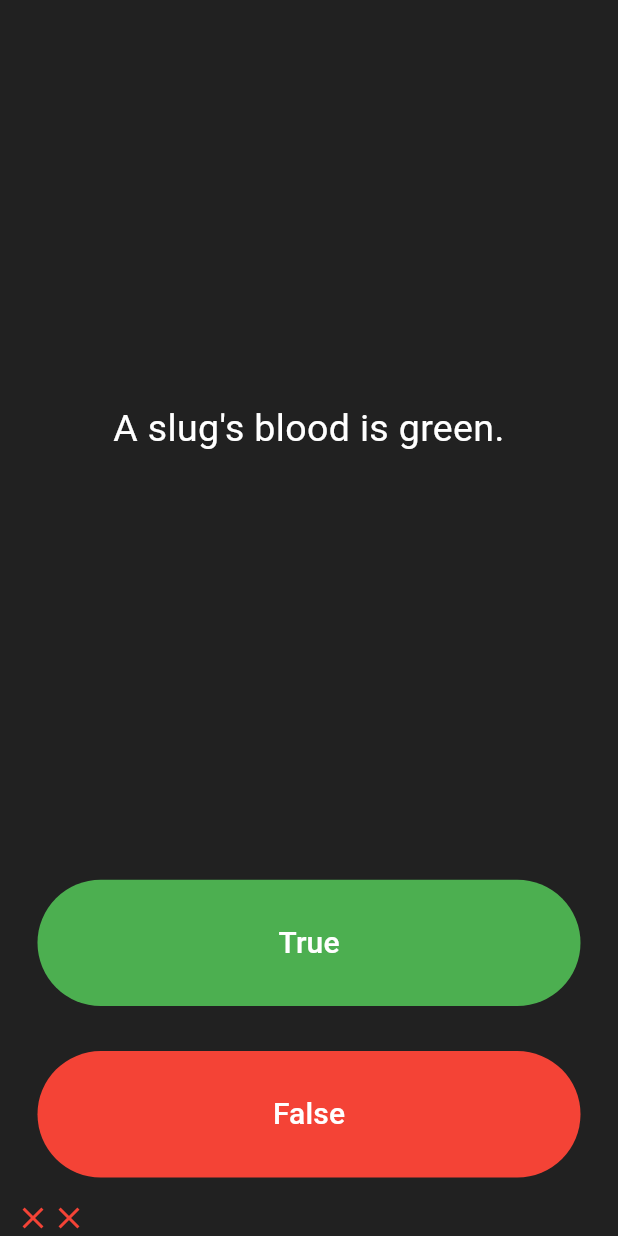
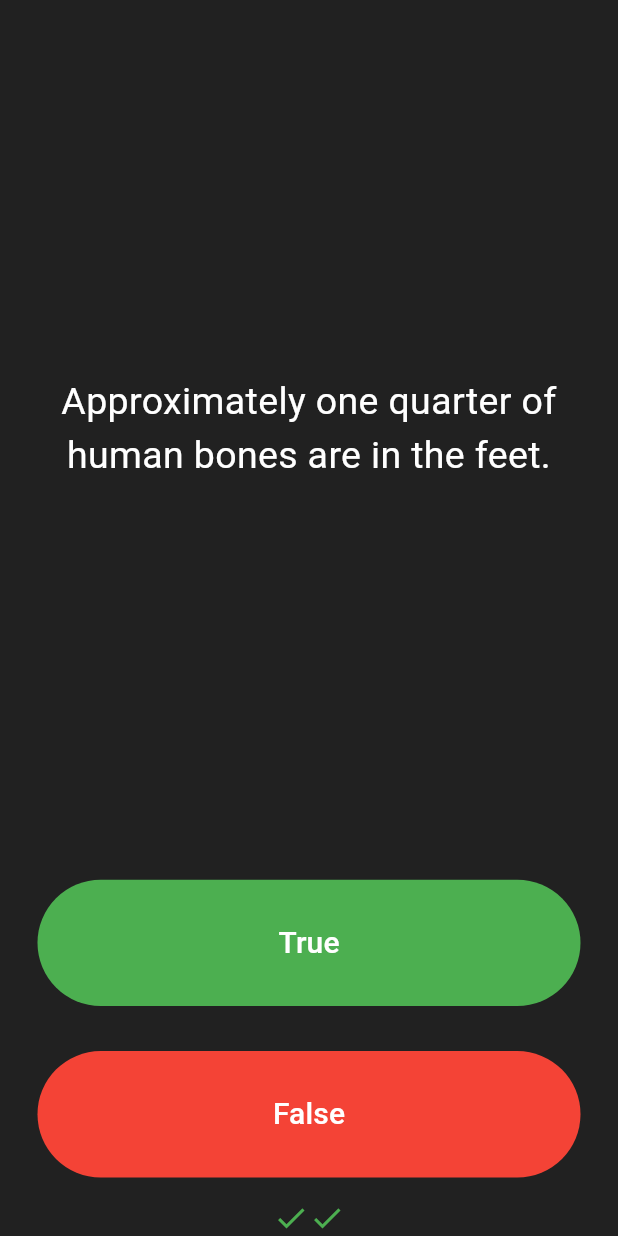
Before and after one commit to harshvaghanii/quizzler, a Flutter app: the screen it shows after launch, after a tap on "True", after a tap on "False", on a phone screen of 412 x 824 dp. Run offline on Flutter 3.47's test engine with Material 3 defaults, Android fonts, the phone set to English and light mode, and no system bars; our stand-ins replace rflutter_alert.

Commit message:
Wrapping up the project

```diff
--- a/lib/main.dart
+++ b/lib/main.dart
@@ -1,8 +1,10 @@
-import 'dart:ffi';
-
 import 'package:flutter/material.dart';
+import 'package:quizzler/quiz_brain.dart';
+import 'package:rflutter_alert/rflutter_alert.dart';
 
 void main() => runApp(Quizzler());
+
+QuizBrain quizBrain = new QuizBrain();
 
 class Quizzler extends StatelessWidget {
   @override
@@ -28,17 +30,11 @@ class QuizPage extends StatefulWidget {
 
 class _QuizPageState extends State<QuizPage> {
   List<Icon> scoreKeeper = [];
-  List<String> questions = [
-    'You can lead a cow down stairs but not up stairs.',
-    'Approximately one quarter of human bones are in the feet.',
-    'A slug\'s blood is green.'
-  ];
-  List<bool> answers = [false, true, true];
-  int index = 0;
-
+  int score = 0;
   void incrementQuestion(bool userAnswer) {
     setState(() {
-      if (userAnswer == answers[index]) {
+      if (userAnswer == quizBrain.getAnswer()) {
+        score++;
         scoreKeeper.add(
           Icon(
             Icons.check,
@@ -53,7 +49,16 @@ class _QuizPageState extends State<QuizPage> {
           ),
         );
       }
-      index = (index + 1) % questions.length;
+      if (!quizBrain.incrementQuestion()) {
+        Alert(
+                context: context,
+                title: "Wonderful Job!",
+                desc: "You scored $score")
+            .show();
+        quizBrain.resetQuiz();
+        scoreKeeper.clear();
+        score = 0;
+      }
     });
   }
 
@@ -69,7 +74,7 @@ class _QuizPageState extends State<QuizPage> {
             padding: EdgeInsets.all(10.0),
             child: Center(
               child: Text(
-                questions[index],
+                quizBrain.getQuestionText(),
                 textAlign: TextAlign.center,
                 style: TextStyle(
                   fontSize: 25.0,
@@ -127,15 +132,10 @@ class _QuizPageState extends State<QuizPage> {
         ),
         //TODO: Add a Row here as your score keeper
         Row(
+          mainAxisAlignment: MainAxisAlignment.center,
           children: scoreKeeper,
         )
       ],
     );
   }
 }
-
-/*
-question1: 'You can lead a cow down stairs but not up stairs.', false,
-question2: 'Approximately one quarter of human bones are in the feet.', true,
-question3: 'A slug\'s blood is green.', true,
-*/
--- /dev/null
+++ b/lib/question.dart
@@ -0,0 +1,6 @@
+class Question {
+  String question = "";
+  bool answer = false;
+
+  Question(this.question, this.answer);
+}
--- /dev/null
+++ b/lib/quiz_brain.dart
@@ -0,0 +1,62 @@
+import 'question.dart';
+
+class QuizBrain {
+  int _questionNumber = 0;
+
+  final List<Question> _questionBank = [
+    Question('Some cats are actually allergic to humans', true),
+    Question('You can lead a cow down stairs but not up stairs.', false),
+    Question('Approximately one quarter of human bones are in the feet.', true),
+    Question('A slug\'s blood is green.', true),
+    Question('Buzz Aldrin\'s mother\'s maiden name was \"Moon\".', true),
+    Question('It is illegal to pee in the Ocean in Portugal.', true),
+    Question(
+        'No piece of square dry paper can be folded in half more than 7 times.',
+        false),
+    Question(
+        'In London, UK, if you happen to die in the House of Parliament, you are technically entitled to a state funeral, because the building is considered too sacred a place.',
+        true),
+    Question(
+        'The loudest sound produced by any animal is 188 decibels. That animal is the African Elephant.',
+        false),
+    Question(
+        'The total surface area of two human lungs is approximately 70 square metres.',
+        true),
+    Question('Google was originally called \"Backrub\".', true),
+    Question(
+        'Chocolate affects a dog\'s heart and nervous system; a few ounces are enough to kill a small dog.',
+        true),
+    Question(
+        'In West Virginia, USA, if you accidentally hit an animal with your car, you are free to take it home to eat.',
+        true),
+  ];
+
+  String getQuestionText() {
+    return _questionBank[_questionNumber].question;
+  }
+
+  int getSize() {
+    return _questionBank.length;
+  }
+
+  bool getAnswer() {
+    return _questionBank[_questionNumber].answer;
+  }
+
+  int getQuestionNumber() {
+    return _questionNumber;
+  }
+
+  bool incrementQuestion() {
+    if (_questionNumber < _questionBank.length - 1) {
+      _questionNumber++;
+      return true;
+    } else {
+      return false;
+    }
+  }
+
+  void resetQuiz() {
+    _questionNumber = 0;
+  }
+}
--- a/pubspec.yaml
+++ b/pubspec.yaml
@@ -12,7 +12,7 @@ dependencies:
     sdk: flutter
 
   cupertino_icons: ^1.0.2
-
+  rflutter_alert: ^2.0.7
 dev_dependencies:
   flutter_test:
     sdk: flutter
```
Also changed, not shown: pubspec.lock.
